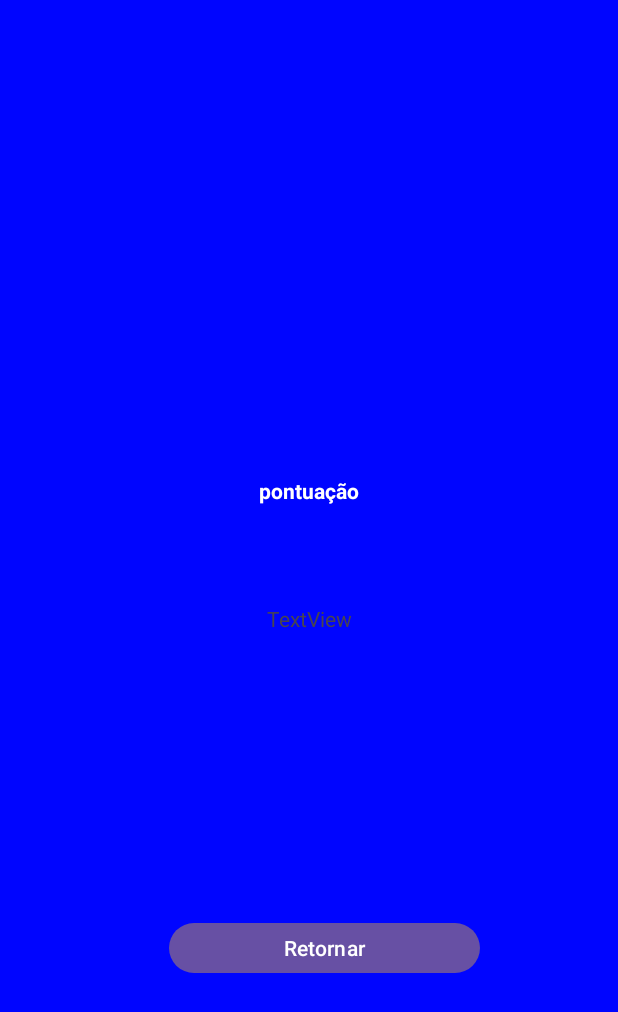
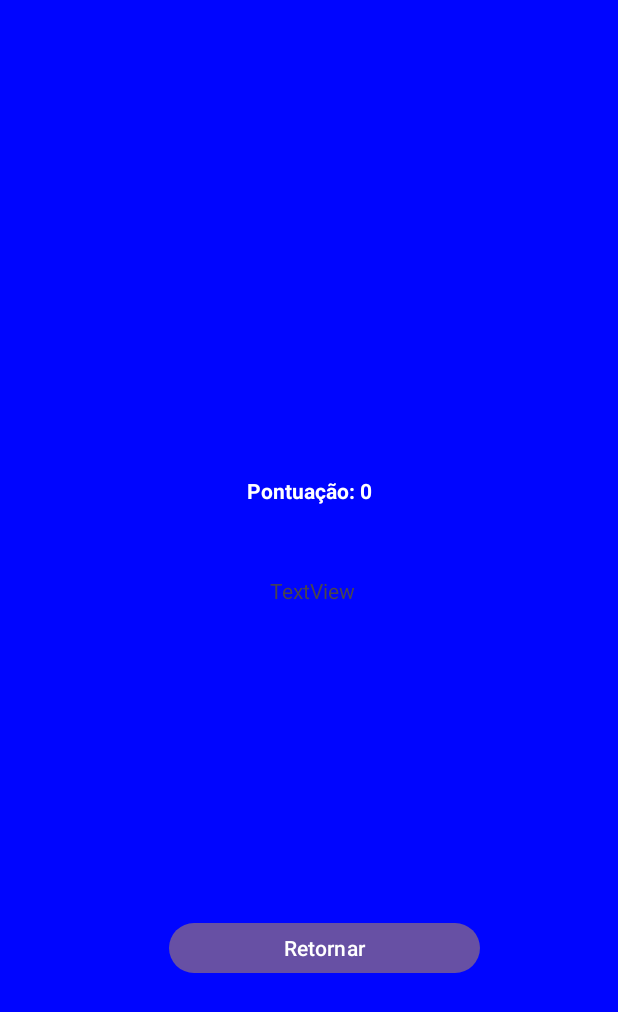
Before and after one commit to viniciusabprr/FlagQuiz, an Android app: the resultado screen opened directly, with no data from a screen before it, on a phone screen of 412 x 824 dp. Shown: the top 1012 px of the screen. Run offline under Robolectric (Android 15) with nearby library versions, the phone set to English and light mode, and no system bars.

Commit message:
Feat: Added table for results

```diff
--- a/app/src/main/java/com/example/flagquiz/resultado.kt
+++ b/app/src/main/java/com/example/flagquiz/resultado.kt
@@ -1,8 +1,10 @@
 package com.example.flagquiz
 
 import android.content.Intent
+import android.graphics.Color
 import android.os.Bundle
 import android.widget.Button
+import android.widget.LinearLayout
 import android.widget.TextView
 import androidx.activity.enableEdgeToEdge
 import androidx.appcompat.app.AppCompatActivity
@@ -18,25 +20,43 @@ class resultado : AppCompatActivity() {
             val systemBars = insets.getInsets(WindowInsetsCompat.Type.systemBars())
             v.setPadding(systemBars.left, systemBars.top, systemBars.right, systemBars.bottom)
             insets
-
-
         }
 
-        val resultname = findViewById<TextView>(R.id.Resultname)
-        val namereceived = intent.getStringExtra("PLAYER_NAME")
+        // Recupera os dados do Intent
+        val playerName = intent.getStringExtra("PLAYER_NAME")
+        val finalScore = intent.getIntExtra("EXTRA_SCORE", 0)
+        val resultsList = intent.getSerializableExtra("QUIZ_RESULTS") as? ArrayList<QuestionResult>
 
-         resultname.text = namereceived
+        // Encontra os elementos do layout
+        val tvPlayerName = findViewById<TextView>(R.id.Resultname)
+        val tvFinalScore = findViewById<TextView>(R.id.score)
+        val resultsLayout = findViewById<LinearLayout>(R.id.tableResult)
+        val buttonRestart = findViewById<Button>(R.id.buttonRestart)
 
+        // Exibe o nome do jogador e a pontuação final
+        tvPlayerName.text = playerName
+        tvFinalScore.text = "Pontuação: $finalScore"
 
+        // Itera sobre a lista de resultados e exibe cada um formatado
+        resultsList?.forEach { result ->
+            val resultTextView = TextView(this)
+            val statusText = if (result.isCorrect) "Correto" else "Incorreto"
+            val statusColor = if (result.isCorrect) Color.GREEN else Color.RED
+            val displayText = "Bandeira: ${result.flagName.replace("_", " ")} - $statusText"
 
-        val buttonrRestart = findViewById<Button>(R.id.buttonRestart)
+            resultTextView.text = displayText
+            resultTextView.setTextColor(statusColor)
+            resultTextView.setPadding(0, 8, 0, 8)
 
-        buttonrRestart.setOnClickListener {
-            val intent = Intent(this,MainActivity::class.java)
+            // Adiciona a visualização de texto ao layout dinamicamente
+            resultsLayout.addView(resultTextView)
+        }
+
+        // Configura o botão para reiniciar o jogo
+        buttonRestart.setOnClickListener {
+            val intent = Intent(this, MainActivity::class.java)
             startActivity(intent)
-
             finish()
         }
     }
-
 }
--- a/app/src/main/res/layout/activity_resultado.xml
+++ b/app/src/main/res/layout/activity_resultado.xml
@@ -58,6 +58,24 @@
         android:text="TextView"
         app:layout_constraintBottom_toBottomOf="parent"
         app:layout_constraintEnd_toEndOf="parent"
+        app:layout_constraintHorizontal_bias="0.507"
         app:layout_constraintStart_toStartOf="parent"
-        app:layout_constraintTop_toTopOf="parent" />
+        app:layout_constraintTop_toTopOf="parent"
+        app:layout_constraintVertical_bias="0.477" />
+
+    <LinearLayout
+        android:id="@+id/tableResult"
+        android:layout_width="290dp"
+        android:layout_height="52dp"
+        android:layout_marginStart="1dp"
+        android:layout_marginTop="62dp"
+        android:layout_marginEnd="1dp"
+        android:layout_marginBottom="3dp"
+        android:orientation="vertical"
+        app:layout_constraintBottom_toTopOf="@+id/buttonRestart"
+        app:layout_constraintEnd_toEndOf="parent"
+        app:layout_constraintHorizontal_bias="0.571"
+        app:layout_constraintStart_toStartOf="parent"
+        app:layout_constraintTop_toBottomOf="@+id/textView6"
+        app:layout_constraintVertical_bias="0.142"></LinearLayout>
 </androidx.constraintlayout.widget.ConstraintLayout>
```
Also changed, not shown: app/src/main/java/com/example/flagquiz/QuizActivity.kt (+22 -6 lines).
